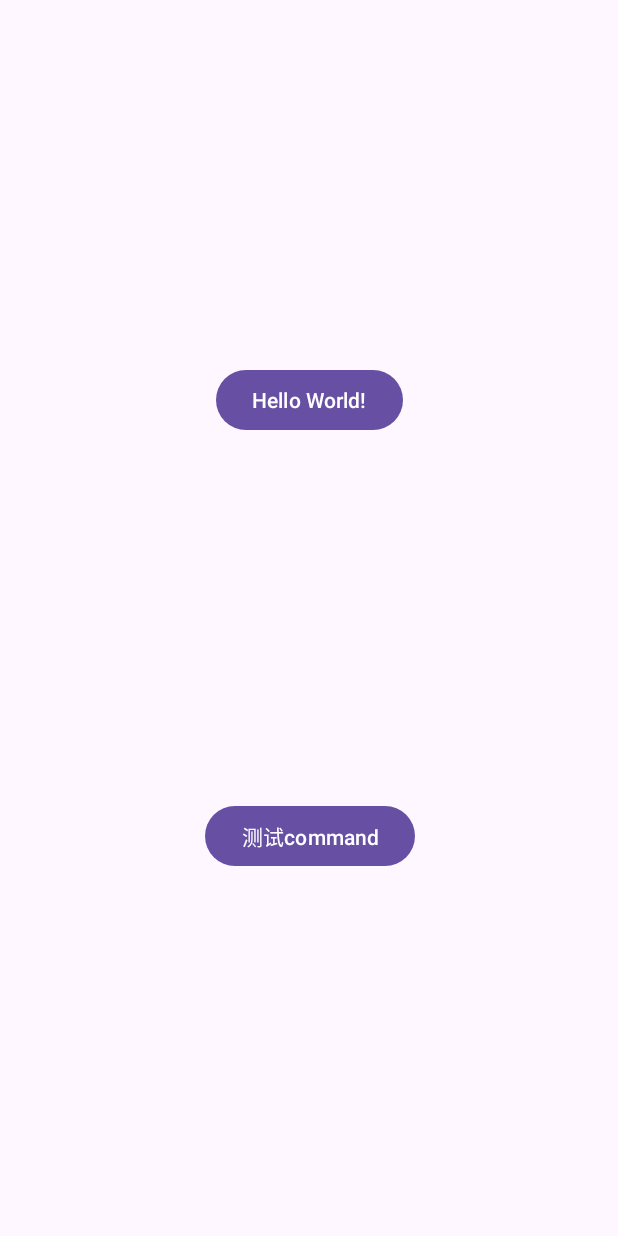
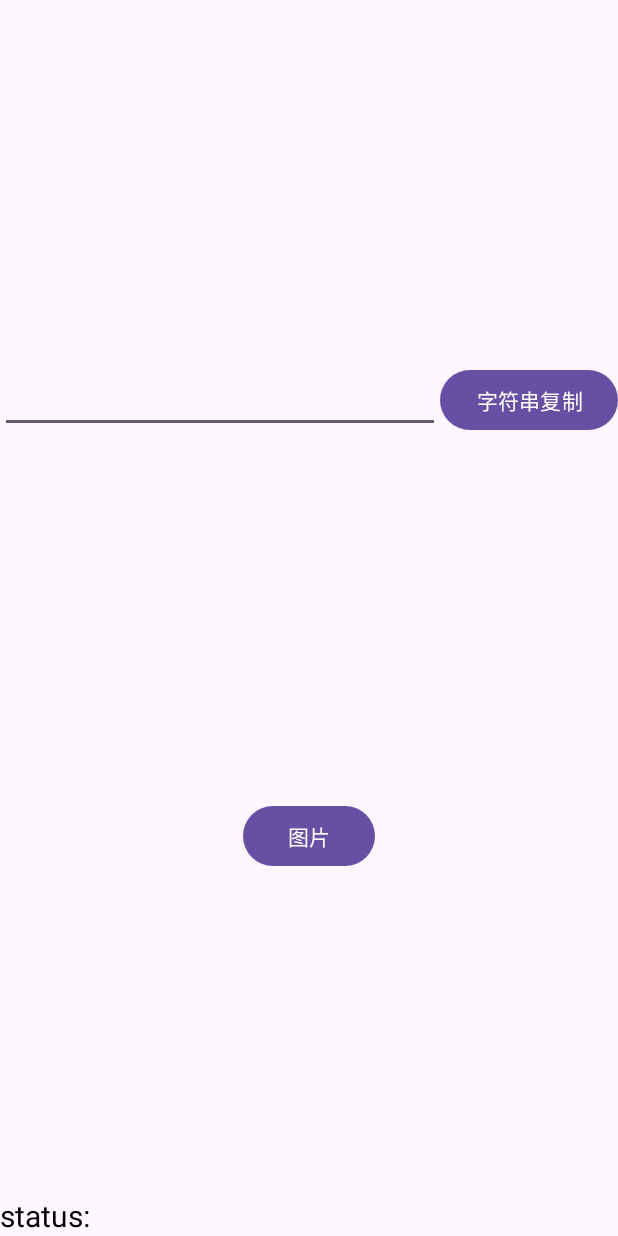
Before and after one commit to gfzy9876/Jenny, an Android app: the layout activity_main.xml on its own in the app's theme, with its tools: preview values and no code run, on a phone screen of 412 x 824 dp. Run offline under Robolectric (Android 15) with nearby library versions, the phone set to English and light mode, and no system bars.

Commit message:
完善功能

```diff
--- a/app/build.gradle
+++ b/app/build.gradle
@@ -9,7 +9,7 @@ android {
 
     defaultConfig {
         applicationId "pers.zy.jenny"
-        minSdk 24
+        minSdk 23
         targetSdk 34
         versionCode 1
         versionName "1.0"
--- a/app/src/main/AndroidManifest.xml
+++ b/app/src/main/AndroidManifest.xml
@@ -2,6 +2,10 @@
 <manifest xmlns:android="http://schemas.android.com/apk/res/android"
     xmlns:tools="http://schemas.android.com/tools">
 
+<!--  <uses-permission-->
+<!--      android:name="android.permission.READ_EXTERNAL_STORAGE"-->
+<!--      android:maxSdkVersion="32" />-->
+<!--  <uses-permission android:name="android.permission.READ_MEDIA_IMAGES" />-->
   <uses-permission android:name="android.permission.INTERNET" />
 
   <application
@@ -10,10 +14,10 @@
       android:fullBackupContent="@xml/backup_rules"
       android:icon="@mipmap/ic_launcher"
       android:label="@string/app_name"
+      android:networkSecurityConfig="@xml/network_security_config"
       android:roundIcon="@mipmap/ic_launcher_round"
       android:supportsRtl="true"
       android:theme="@style/Theme.Jenny"
-        android:networkSecurityConfig="@xml/network_security_config"
       tools:targetApi="31">
     <activity
         android:name=".MainActivity"
--- a/app/src/main/res/layout/activity_main.xml
+++ b/app/src/main/res/layout/activity_main.xml
@@ -7,24 +7,49 @@
     android:layout_height="match_parent"
     tools:context=".MainActivity">
 
+  <LinearLayout
+      android:id="@+id/llString"
+      android:layout_width="match_parent"
+      android:layout_height="wrap_content"
+      android:orientation="horizontal"
+      app:layout_constraintBottom_toTopOf="@+id/btnImage"
+      app:layout_constraintEnd_toEndOf="parent"
+      app:layout_constraintStart_toStartOf="parent"
+      app:layout_constraintTop_toTopOf="parent">
+
+    <androidx.appcompat.widget.AppCompatEditText
+        android:id="@+id/etString"
+        android:layout_width="0dp"
+        android:layout_height="wrap_content"
+        android:layout_weight="1"
+        android:autofillHints="输入要粘贴的字符串" />
+
     <com.google.android.material.button.MaterialButton
         android:id="@+id/btnTest"
         android:layout_width="wrap_content"
         android:layout_height="wrap_content"
-        android:text="Hello World!"
-        app:layout_constraintBottom_toTopOf="@+id/btnTestCommand"
-        app:layout_constraintEnd_toEndOf="parent"
-        app:layout_constraintStart_toStartOf="parent"
-        app:layout_constraintTop_toTopOf="parent" />
+        android:text="字符串复制" />
 
-    <com.google.android.material.button.MaterialButton
-        android:id="@+id/btnTestCommand"
-        android:layout_width="wrap_content"
-        android:layout_height="wrap_content"
-        android:text="测试command"
-        app:layout_constraintBottom_toBottomOf="parent"
-        app:layout_constraintEnd_toEndOf="@+id/btnTest"
-        app:layout_constraintStart_toStartOf="@+id/btnTest"
-        app:layout_constraintTop_toBottomOf="@id/btnTest" />
+  </LinearLayout>
+
+  <com.google.android.material.button.MaterialButton
+      android:id="@+id/btnImage"
+      android:layout_width="wrap_content"
+      android:layout_height="wrap_content"
+      android:text="图片"
+      app:layout_constraintBottom_toBottomOf="parent"
+      app:layout_constraintEnd_toEndOf="parent"
+      app:layout_constraintStart_toStartOf="parent"
+      app:layout_constraintTop_toBottomOf="@id/llString" />
+
+  <androidx.appcompat.widget.AppCompatTextView
+      android:id="@+id/tvStatus"
+      android:layout_width="wrap_content"
+      android:layout_height="wrap_content"
+      android:text="status:"
+      android:textColor="@color/black"
+      android:textSize="20sp"
+      app:layout_constraintBottom_toBottomOf="parent"
+      app:layout_constraintStart_toStartOf="parent" />
 
 </androidx.constraintlayout.widget.ConstraintLayout>
--- a/build.gradle
+++ b/build.gradle
@@ -1,5 +1,5 @@
 // Top-level build file where you can add configuration options common to all sub-projects/modules.
 plugins {
-alias(libs.plugins.androidApplication) apply false
+    alias(libs.plugins.androidApplication) apply false
     alias(libs.plugins.jetbrainsKotlinAndroid) apply false
 }
```
Also changed, not shown: app/src/main/java/pers/zy/jenny/MainActivity.kt (+50 -22 lines), app/src/main/java/pers/zy/jenny/command/CommandIdentify.kt (added, +9 -0 lines), app/src/main/java/pers/zy/jenny/command/ICommand.kt (+3 -46 lines), app/src/main/java/pers/zy/jenny/command/SendFileByteCommand.kt (added, +9 -0 lines), app/src/main/java/pers/zy/jenny/command/SendFileCommand.kt (added, +12 -0 lines), app/src/main/java/pers/zy/jenny/command/StringCommand.kt (added, +9 -0 lines), 3 other files. Lines whose indentation alone changed are shown as unchanged.
